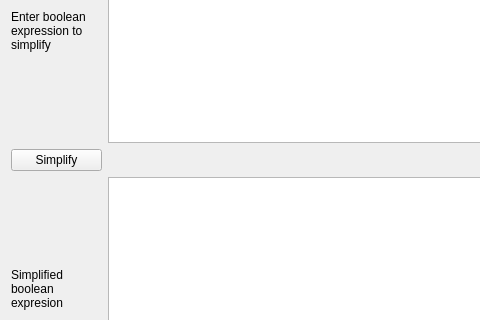
First picture: the form in qm4c.ui, repository tianyang-li/qm4c, before the edit; both pictures show x 0 to 480 and y 129 to 449 of the 720 by 563 pixel window.
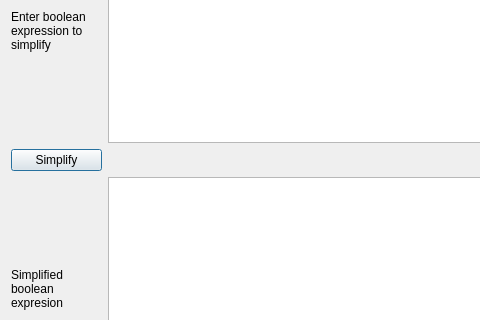
Second picture: the form after the edit.

The edit to the form file:
```diff
--- a/qm4c.ui
+++ b/qm4c.ui
@@ -32,6 +32,12 @@
       <property name="text">
        <string>Simplify</string>
       </property>
+      <property name="autoDefault">
+       <bool>false</bool>
+      </property>
+      <property name="default">
+       <bool>true</bool>
+      </property>
      </widget>
     </item>
     <item row="2" column="0">
```
Left out of the diff: 13 changed lines with no effect on the pictures.
